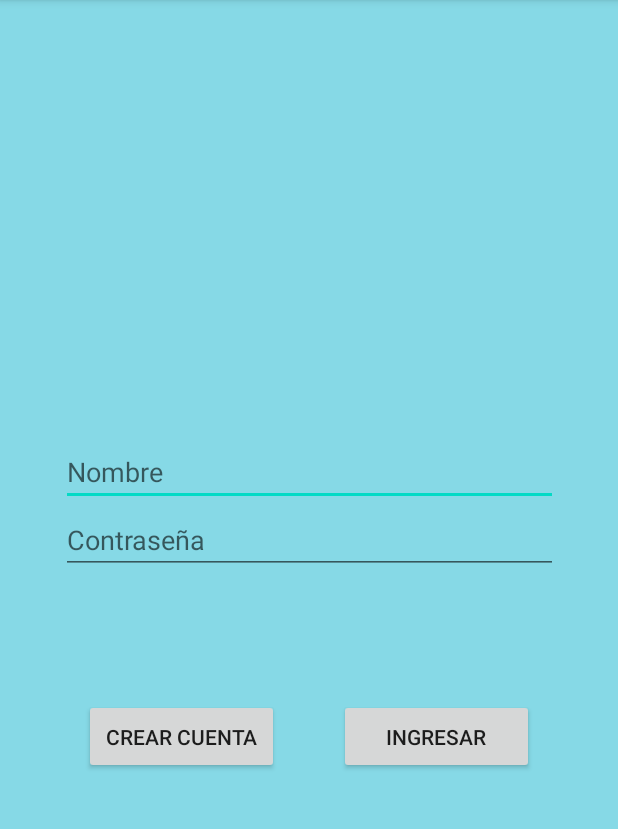
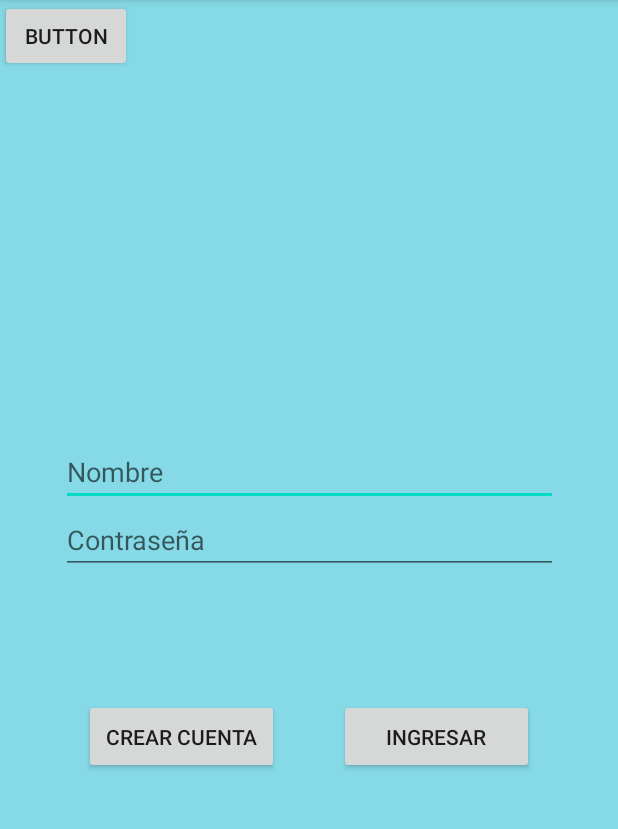
Before and after one commit to daarias48/Proyectoapps, an Android app: the screen it shows after launch (MainActivity), on a phone screen of 412 x 824 dp, the part 84-913 px from its top. Run offline under Robolectric (Android 15) with nearby library versions, the phone set to English and light mode, and no system bars.

Commit message:
Hola boton

```diff
--- a/app/src/main/res/layout/activity_main.xml
+++ b/app/src/main/res/layout/activity_main.xml
@@ -56,4 +56,12 @@
             android:inputType="textPersonName"
             android:selectAllOnFocus="false" />
     </LinearLayout>
+
+    <Button
+        android:id="@+id/button5"
+        android:layout_width="wrap_content"
+        android:layout_height="wrap_content"
+        android:text="Button"
+        tools:layout_editor_absoluteX="58dp"
+        tools:layout_editor_absoluteY="608dp" />
 </androidx.constraintlayout.widget.ConstraintLayout>
```
